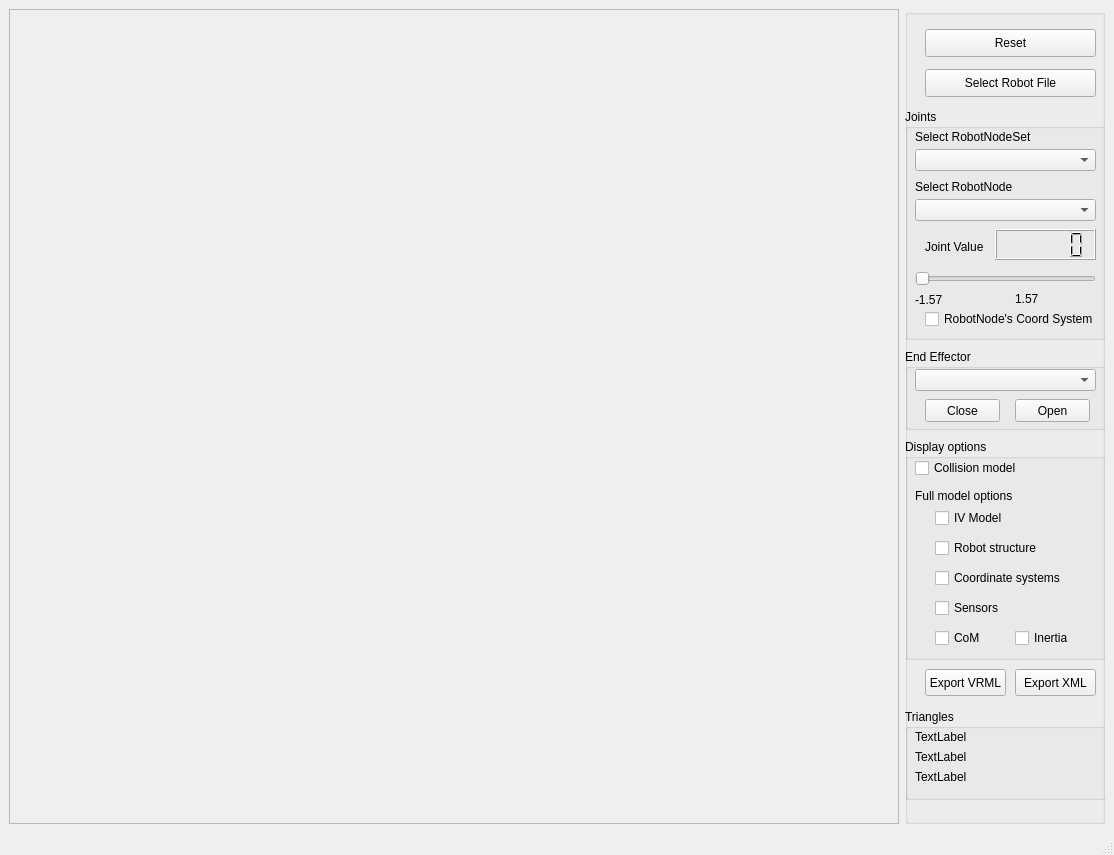
First picture: the form in VirtualRobot/examples/RobotViewer/RobotViewer.ui, repository softbankrobotics-research/Simox, before the edit.
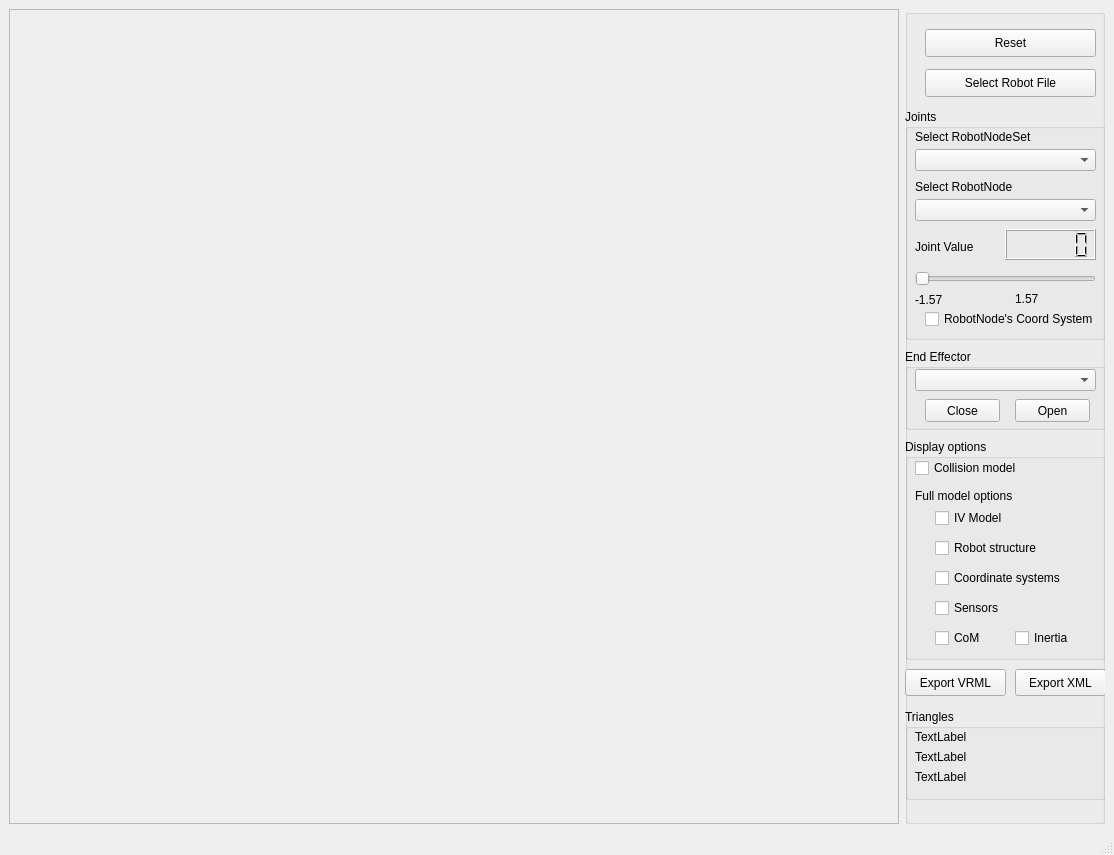
Second picture: the form after the edit.

Commit message: fixing com calculation when changing robot structure v2.3.39

Diff of the .ui file:
```diff
--- a/VirtualRobot/examples/RobotViewer/RobotViewer.ui
+++ b/VirtualRobot/examples/RobotViewer/RobotViewer.ui
@@ -200,7 +200,7 @@
        <widget class="QLabel" name="label_2">
         <property name="geometry">
          <rect>
-          <x>20</x>
+          <x>10</x>
           <y>130</y>
           <width>81</width>
           <height>16</height>
@@ -213,9 +213,9 @@
        <widget class="QLCDNumber" name="lcdNumberJointValue">
         <property name="geometry">
          <rect>
-          <x>90</x>
+          <x>100</x>
           <y>120</y>
-          <width>101</width>
+          <width>91</width>
           <height>31</height>
          </rect>
         </property>
@@ -315,7 +315,7 @@
          <rect>
           <x>10</x>
           <y>20</y>
-          <width>131</width>
+          <width>161</width>
           <height>16</height>
          </rect>
         </property>
@@ -441,9 +441,9 @@
       <widget class="QPushButton" name="ExportVRML20">
        <property name="geometry">
         <rect>
-         <x>20</x>
+         <x>0</x>
          <y>660</y>
-         <width>81</width>
+         <width>101</width>
          <height>27</height>
         </rect>
        </property>
@@ -459,7 +459,7 @@
         <rect>
          <x>110</x>
          <y>660</y>
-         <width>81</width>
+         <width>91</width>
          <height>27</height>
         </rect>
        </property>
```
Left out of the diff: 2 changed lines with no effect on the pictures. The commit also changes 4 other files.
